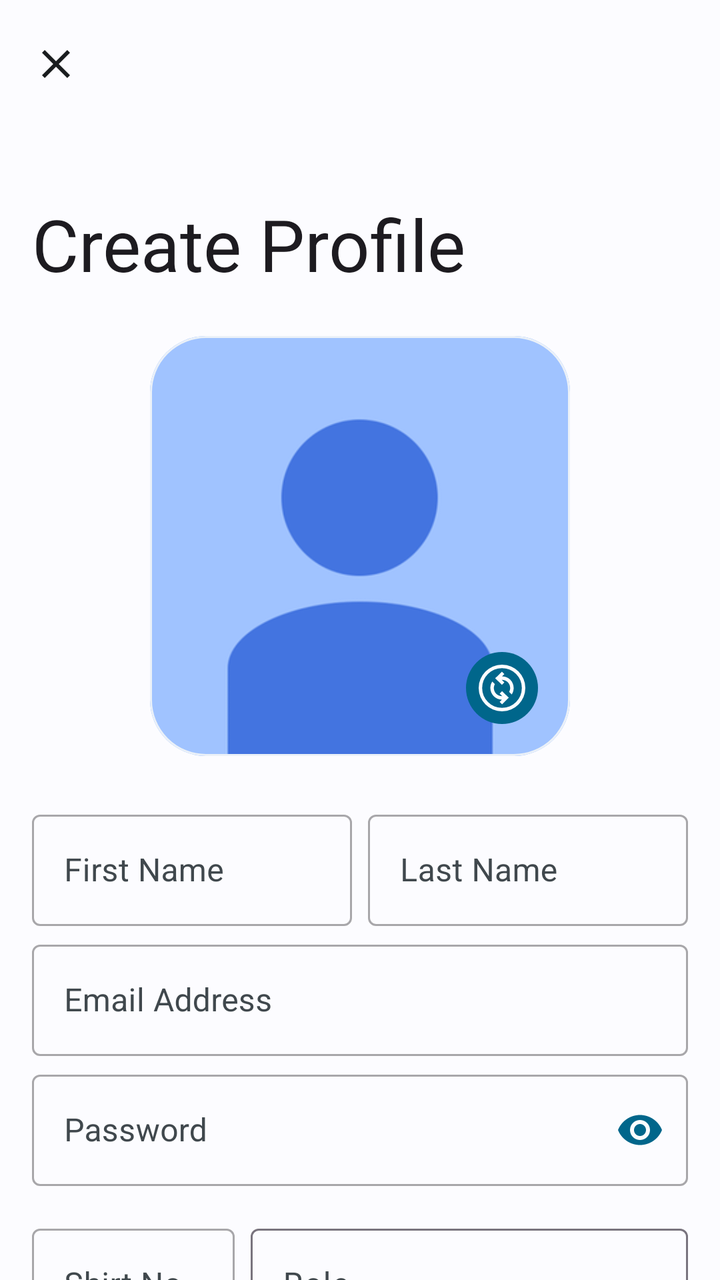
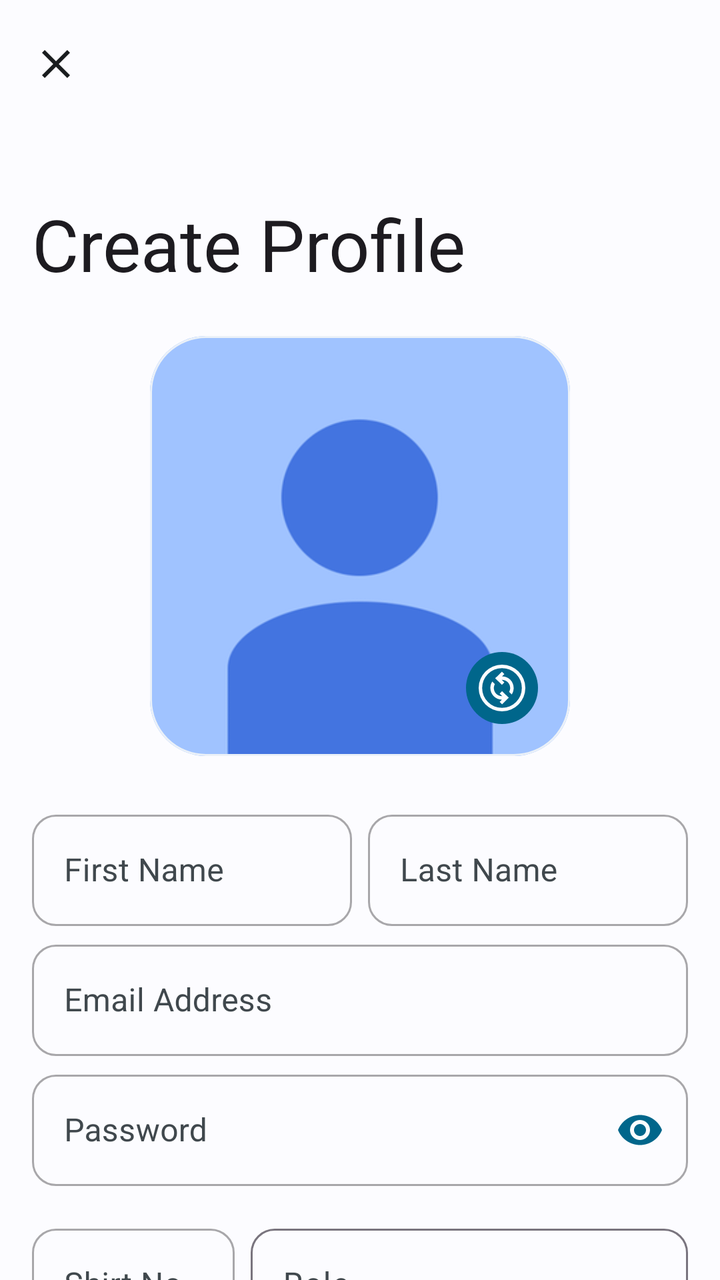

Before-and-after screenshots of an Android layout around one commit, followed by the original layout XML and the change that was made.
<!-- AndroidManifest.xml: application theme Theme.Main -->
<!-- res/layout/add_player_dialog.xml -->
<?xml version="1.0" encoding="utf-8"?>
<androidx.coordinatorlayout.widget.CoordinatorLayout xmlns:android="http://schemas.android.com/apk/res/android"
    xmlns:app="http://schemas.android.com/apk/res-auto"
    xmlns:tools="http://schemas.android.com/tools"
    android:layout_width="match_parent"
    android:fitsSystemWindows="true"
    android:layout_height="match_parent"
    android:background="?attr/screen_background"
    tools:context=".Dialog.AddPlayerDialog">

    <com.google.android.material.appbar.AppBarLayout
        android:id="@+id/appBarLayout"
        android:layout_width="match_parent"
        android:layout_height="wrap_content"
        android:layout_gravity="top"
        android:background="?attr/screen_background"
        android:hapticFeedbackEnabled="true">

        <com.google.android.material.appbar.CollapsingToolbarLayout
            android:id="@+id/ctl_home"
            style="?attr/collapsingToolbarLayoutLargeStyle"
            android:layout_width="match_parent"
            android:layout_height="?attr/collapsingToolbarLayoutLargeSize"
            android:fitsSystemWindows="true"
            app:contentScrim="?attr/bar_background"
            app:expandedTitleTextAppearance="@style/CollapsingToolbarStyle"
            app:layout_scrollFlags="scroll|exitUntilCollapsed|snap"
            app:statusBarScrim="?attr/bar_background"
            app:titleCollapseMode="fade">

            <com.google.android.material.appbar.MaterialToolbar
                android:id="@+id/toolbar_home"
                android:layout_width="match_parent"
                android:layout_height="?attr/actionBarSize"
                android:hapticFeedbackEnabled="true"
                app:layout_collapseMode="pin"
                app:title="Create Profile">

                <ImageView
                    android:id="@+id/add_player_back"
                    android:layout_width="24dp"
                    android:layout_height="match_parent"
                    android:layout_gravity="center_vertical"
                    android:layout_marginRight="12dp"
                    android:src="@drawable/baseline_close_24"
                    app:tint="?attr/main_text" />

            </com.google.android.material.appbar.MaterialToolbar>

        </com.google.android.material.appbar.CollapsingToolbarLayout>

    </com.google.android.material.appbar.AppBarLayout>

    <androidx.core.widget.NestedScrollView
        android:layout_width="match_parent"
        android:layout_height="match_parent"
        app:layout_behavior="@string/appbar_scrolling_view_behavior">

        <LinearLayout
            android:layout_width="match_parent"
            android:layout_height="wrap_content"
            android:overScrollMode="always"
            android:orientation="vertical">

            <androidx.constraintlayout.widget.ConstraintLayout
                android:layout_width="wrap_content"
                android:layout_height="wrap_content"
                android:layout_gravity="center_horizontal"
                android:layout_marginTop="16dp">

                <com.google.android.material.card.MaterialCardView
                    android:id="@+id/pic_change"
                    android:layout_width="210dp"
                    android:layout_height="210dp"
                    app:cardElevation="0dp"
                    app:cardCornerRadius="28dp"
                    app:strokeColor="?attr/ui_background"
                    app:cardBackgroundColor="?attr/ui_background"
                    app:layout_constraintEnd_toEndOf="parent"
                    app:layout_constraintStart_toStartOf="parent"
                    app:layout_constraintTop_toTopOf="parent">

                    <androidx.constraintlayout.widget.ConstraintLayout
                        android:layout_width="match_parent"
                        android:layout_height="match_parent"
                        >

                        <ImageView
                            android:id="@+id/player_profile"
                            android:layout_width="match_parent"
                            android:layout_height="match_parent"
                            android:src="@drawable/default_pic"
                            android:scaleType="centerCrop"
                            android:backgroundTint="?attr/ui_background"
                            android:background="@drawable/circle_bg"
                            app:layout_constraintEnd_toEndOf="parent"
                            app:layout_constraintStart_toStartOf="parent"
                            app:layout_constraintTop_toTopOf="parent" />

                        <ImageView
                            android:layout_width="36dp"
                            android:layout_height="36dp"
                            android:layout_gravity="center"
                            android:background="@drawable/circle_bg"
                            android:layout_margin="16dp"
                            android:backgroundTint="?attr/button_background"
                            android:padding="4dp"
                            android:src="@drawable/ic_baseline_change_24"
                            app:layout_constraintBottom_toBottomOf="parent"
                            app:layout_constraintEnd_toEndOf="parent"
                            app:tint="?attr/screen_background" />

                    </androidx.constraintlayout.widget.ConstraintLayout>

                </com.google.android.material.card.MaterialCardView>

            </androidx.constraintlayout.widget.ConstraintLayout>

            <LinearLayout
                android:layout_width="match_parent"
                android:layout_height="wrap_content"
                android:layout_marginTop="24dp"
                android:layout_marginHorizontal="16dp"
                android:orientation="horizontal">

                <com.google.android.material.textfield.TextInputLayout
                    style="@style/Widget.MaterialComponents.TextInputLayout.OutlinedBox"
                    android:layout_width="match_parent"
                    android:layout_height="wrap_content"
                    android:layout_weight="1"
                    android:layout_marginRight="4dp"
                    android:hint="First Name"
                    android:textColorHint="?attr/secondary_text"
                    app:hintTextColor="?attr/button_background"
                    app:layout_constraintEnd_toEndOf="parent"
                    app:layout_constraintStart_toStartOf="parent"
                    app:layout_constraintTop_toBottomOf="@+id/sign_text"
                    app:placeholderTextColor="?attr/button_background">

                    <com.google.android.material.textfield.TextInputEditText
                        android:id="@+id/first_name"
                        android:layout_width="match_parent"
                        android:layout_height="wrap_content"
                        android:inputType="textCapSentences"
                        android:textColor="?attr/main_text"
                        android:textColorHint="?attr/secondary_text" />

                </com.google.android.material.textfield.TextInputLayout>

                <com.google.android.material.textfield.TextInputLayout
                    style="@style/Widget.MaterialComponents.TextInputLayout.OutlinedBox"
                    android:layout_width="match_parent"
                    android:layout_height="wrap_content"
                    android:layout_marginLeft="4dp"
                    android:hint="Last Name"
                    android:layout_weight="1"
                    android:textColorHint="?attr/secondary_text"
                    app:hintTextColor="?attr/button_background"
                    app:layout_constraintEnd_toEndOf="parent"
                    app:layout_constraintStart_toStartOf="parent"
                    app:layout_constraintTop_toBottomOf="@+id/sign_text"
                    app:placeholderTextColor="?attr/button_background">

                    <com.google.android.material.textfield.TextInputEditText
                        android:id="@+id/last_name"
                        android:layout_width="match_parent"
                        android:layout_height="wrap_content"
                        android:inputType="textCapSentences"
                        android:textColor="?attr/main_text"
                        android:textColorHint="?attr/secondary_text" />

                </com.google.android.material.textfield.TextInputLayout>

            </LinearLayout>

            <com.google.android.material.textfield.TextInputLayout
                style="@style/Widget.MaterialComponents.TextInputLayout.OutlinedBox"
                android:layout_width="match_parent"
                android:layout_height="wrap_content"
                android:layout_marginHorizontal="16dp"
                android:hint="Email Address"
                android:layout_marginTop="4dp"
                android:textColorHint="?attr/secondary_text"
                app:hintTextColor="?attr/button_background"
                app:layout_constraintEnd_toEndOf="parent"
                app:layout_constraintStart_toStartOf="parent"
                app:layout_constraintTop_toBottomOf="@+id/sign_text"
                app:placeholderTextColor="?attr/button_background">

                <com.google.android.material.textfield.TextInputEditText
                    android:id="@+id/email"
                    android:layout_width="match_parent"
                    android:layout_height="wrap_content"
                    android:inputType="textEmailAddress"
                    android:textColor="?attr/main_text"
                    android:textColorHint="?attr/secondary_text" />

            </com.google.android.material.textfield.TextInputLayout>


            <com.google.android.material.textfield.TextInputLayout
                style="@style/Widget.MaterialComponents.TextInputLayout.OutlinedBox"
                android:layout_width="match_parent"
                android:layout_height="wrap_content"
                android:layout_marginHorizontal="16dp"
                android:hint="Password"
                android:layout_marginTop="4dp"
                android:textColorHint="?attr/secondary_text"
                app:hintTextColor="?attr/button_background"
                app:passwordToggleEnabled="true"
                app:passwordToggleTint="?attr/button_background"
                app:placeholderTextColor="?attr/button_background">

                <com.google.android.material.textfield.TextInputEditText
                    android:id="@+id/password"
                    android:layout_width="match_parent"
                    android:layout_height="wrap_content"
                    android:inputType="textPassword"
                    android:textColor="?attr/main_text"
                    android:textColorHint="?attr/secondary_text" />

            </com.google.android.material.textfield.TextInputLayout>

            <LinearLayout
                android:layout_width="match_parent"
                android:layout_height="wrap_content"
                android:layout_marginTop="16dp"
                android:layout_marginHorizontal="16dp"
                android:orientation="horizontal">

                <com.google.android.material.textfield.TextInputLayout
                    style="@style/Widget.MaterialComponents.TextInputLayout.OutlinedBox"
                    android:layout_width="match_parent"
                    android:layout_height="wrap_content"
                    android:layout_weight="2"
                    android:layout_marginRight="8dp"
                    android:hint="Shirt No."
                    android:textColorHint="?attr/secondary_text"
                    app:hintTextColor="?attr/button_background"
                    app:layout_constraintEnd_toEndOf="parent"
                    app:layout_constraintStart_toStartOf="parent"
                    app:layout_constraintTop_toBottomOf="@+id/sign_text"
                    app:placeholderTextColor="?attr/button_background">

                    <com.google.android.material.textfield.TextInputEditText
                        android:id="@+id/shirt_no"
                        android:layout_width="match_parent"
                        android:layout_height="wrap_content"
                        android:inputType="number"
                        android:textColor="?attr/main_text"
                        android:textColorHint="?attr/secondary_text" />

                </com.google.android.material.textfield.TextInputLayout>

                <com.google.android.material.textfield.TextInputLayout
                    style="@style/Widget.Material3.TextInputLayout.OutlinedBox.ExposedDropdownMenu"
                    android:layout_width="match_parent"
                    android:layout_height="wrap_content"
                    android:layout_weight="1"
                    android:hint="Role"
                    android:textColorHint="?attr/secondary_text"
                    app:hintTextColor="?attr/button_background"
                    app:placeholderTextColor="?attr/button_background"
                    app:layout_constraintHorizontal_bias="0"
                    app:layout_constraintBottom_toBottomOf="parent"
                    app:layout_constraintEnd_toStartOf="@+id/add_feed_upload"
                    app:layout_constraintStart_toStartOf="parent"
                    app:layout_constraintTop_toTopOf="parent" >

                    <com.google.android.material.textfield.MaterialAutoCompleteTextView
                        android:layout_width="match_parent"
                        android:layout_height="match_parent"
                        android:id="@+id/role"
                        android:inputType="none"
                        android:textColor="?attr/main_text"
                        android:textColorHint="?attr/secondary_text"/>

                </com.google.android.material.textfield.TextInputLayout>


            </LinearLayout>

            <com.google.android.material.textfield.TextInputLayout
                style="@style/Widget.MaterialComponents.TextInputLayout.OutlinedBox"
                android:layout_width="match_parent"
                android:layout_height="wrap_content"
                android:layout_marginHorizontal="16dp"
                android:hint="Nickname (Seperated by commas)"
                android:layout_marginTop="4dp"
                android:textColorHint="?attr/secondary_text"
                app:hintTextColor="?attr/button_background"
                app:layout_constraintEnd_toEndOf="parent"
                app:layout_constraintStart_toStartOf="parent"
                app:layout_constraintTop_toBottomOf="@+id/sign_text"
                app:placeholderTextColor="?attr/button_background">

                <com.google.android.material.textfield.TextInputEditText
                    android:id="@+id/nickname"
                    android:layout_width="match_parent"
                    android:layout_height="wrap_content"
                    android:inputType="textCapSentences"
                    android:textColor="?attr/main_text"
                    android:textColorHint="?attr/secondary_text" />

            </com.google.android.material.textfield.TextInputLayout>

            <com.google.android.material.textfield.TextInputLayout
                style="@style/Widget.MaterialComponents.TextInputLayout.OutlinedBox"
                android:layout_width="match_parent"
                android:layout_height="wrap_content"
                android:layout_marginHorizontal="16dp"
                android:hint="Birthplace (City, State)"
                android:layout_marginTop="4dp"
                android:textColorHint="?attr/secondary_text"
                app:hintTextColor="?attr/button_background"
                app:layout_constraintEnd_toEndOf="parent"
                app:layout_constraintStart_toStartOf="parent"
                app:layout_constraintTop_toBottomOf="@+id/sign_text"
                app:placeholderTextColor="?attr/button_background">

                <com.google.android.material.textfield.TextInputEditText
                    android:id="@+id/birthplace"
                    android:layout_width="match_parent"
                    android:layout_height="wrap_content"
                    android:inputType="textCapSentences"
                    android:textColor="?attr/main_text"
                    android:textColorHint="?attr/secondary_text" />

            </com.google.android.material.textfield.TextInputLayout>

            <com.google.android.material.textfield.TextInputLayout
                style="@style/Widget.MaterialComponents.TextInputLayout.OutlinedBox"
                android:layout_width="match_parent"
                android:layout_height="wrap_content"
                android:layout_marginHorizontal="16dp"
                android:hint="Birth Date"
                android:layout_marginTop="4dp"
                android:textColorHint="?attr/secondary_text"
                app:hintTextColor="?attr/button_background"
                app:layout_constraintEnd_toEndOf="parent"
                app:layout_constraintStart_toStartOf="parent"
                app:layout_constraintTop_toBottomOf="@+id/sign_text"
                app:placeholderTextColor="?attr/button_background">

                <com.google.android.material.textfield.TextInputEditText
                    android:id="@+id/birthday"
                    android:layout_width="match_parent"
                    android:layout_height="wrap_content"
                    android:focusable="false"
                    android:inputType="date"
                    android:textColor="?attr/main_text"
                    android:textColorHint="?attr/secondary_text" />

            </com.google.android.material.textfield.TextInputLayout>

            <com.google.android.material.textfield.TextInputLayout
                style="@style/Widget.Material3.TextInputLayout.OutlinedBox.ExposedDropdownMenu"
                android:layout_width="match_parent"
                android:layout_height="wrap_content"
                android:layout_marginHorizontal="16dp"
                android:layout_marginTop="16dp"
                android:hint="Batting Style"
                android:textColorHint="?attr/secondary_text"
                app:hintTextColor="?attr/button_background"
                app:placeholderTextColor="?attr/button_background" >

                <com.google.android.material.textfield.MaterialAutoCompleteTextView
                    android:layout_width="match_parent"
                    android:layout_height="match_parent"
                    android:id="@+id/batter"
                    android:inputType="none"
                    android:ellipsize="end"
                    android:textColor="?attr/main_text"
                    android:textColorHint="?attr/secondary_text"/>

            </com.google.android.material.textfield.TextInputLayout>

            <com.google.android.material.textfield.TextInputLayout
                style="@style/Widget.Material3.TextInputLayout.OutlinedBox.ExposedDropdownMenu"
                android:layout_width="match_parent"
                android:layout_height="wrap_content"
                android:layout_marginHorizontal="16dp"
                android:layout_marginTop="4dp"
                android:hint="Bowling Style"
                android:textColorHint="?attr/secondary_text"
                app:hintTextColor="?attr/button_background"
                app:placeholderTextColor="?attr/button_background">

                <com.google.android.material.textfield.MaterialAutoCompleteTextView
                    android:layout_width="match_parent"
                    android:layout_height="match_parent"
                    android:id="@+id/bowling"
                    android:ellipsize="end"
                    android:inputType="none"
                    android:textColor="?attr/main_text"
                    android:textColorHint="?attr/secondary_text"/>

            </com.google.android.material.textfield.TextInputLayout>

            <androidx.constraintlayout.widget.ConstraintLayout
                android:layout_width="match_parent"
                android:layout_marginTop="24dp"
                android:layout_marginBottom="16dp"
                android:layout_height="wrap_content"
                android:layout_gravity="bottom">

                <com.google.android.material.textfield.TextInputLayout
                    style="@style/Widget.Material3.TextInputLayout.OutlinedBox.ExposedDropdownMenu"
                    android:layout_width="wrap_content"
                    android:layout_height="wrap_content"
                    android:layout_marginHorizontal="16dp"
                    android:hint="Team"
                    android:textColorHint="?attr/secondary_text"
                    app:hintTextColor="?attr/button_background"
                    app:placeholderTextColor="?attr/button_background"
                    app:layout_constraintHorizontal_bias="0"
                    app:layout_constraintBottom_toBottomOf="parent"
                    app:layout_constraintEnd_toStartOf="@+id/add_player_upload"
                    app:layout_constraintStart_toStartOf="parent"
                    app:layout_constraintTop_toTopOf="parent" >

                    <com.google.android.material.textfield.MaterialAutoCompleteTextView
                        android:layout_width="match_parent"
                        android:layout_height="match_parent"
                        android:id="@+id/team_choose"
                        android:inputType="none"
                        android:ellipsize="end"
                        android:text="Superchargers"
                        android:textColor="?attr/main_text"
                        android:textColorHint="?attr/secondary_text"/>

                </com.google.android.material.textfield.TextInputLayout>

                <Button
                    android:id="@+id/add_player_upload"
                    android:layout_width="wrap_content"
                    android:layout_height="wrap_content"
                    android:text="Create"
                    android:layout_marginEnd="16dp"
                    android:backgroundTint="?attr/button_background"
                    app:rippleColor="?attr/bar_ui"
                    android:textColor="?attr/ui_background"
                    app:layout_constraintEnd_toEndOf="parent"
                    app:layout_constraintBottom_toBottomOf="parent"
                    app:layout_constraintTop_toTopOf="parent" />

            </androidx.constraintlayout.widget.ConstraintLayout>

        </LinearLayout>
    </androidx.core.widget.NestedScrollView>

</androidx.coordinatorlayout.widget.CoordinatorLayout>
<!-- resources referenced by this layout -->
<resources>
  <!-- drawable baseline_close_24 (drawable) -->
  <vector android:height="24dp" android:tint="#000000"
      android:viewportHeight="24" android:viewportWidth="24"
      android:width="24dp" xmlns:android="http://schemas.android.com/apk/res/android">
      <path android:fillColor="@android:color/white" android:pathData="M19,6.41L17.59,5 12,10.59 6.41,5 5,6.41 10.59,12 5,17.59 6.41,19 12,13.41 17.59,19 19,17.59 13.41,12z"/>
  </vector>
  <!-- drawable circle_bg (drawable) -->
  <?xml version="1.0" encoding="utf-8"?>
  <shape android:shape="oval" xmlns:android="http://schemas.android.com/apk/res/android">
      <solid android:color="?attr/button_background"/>
      <corners android:radius="360dp"/>
  </shape>
  <!-- drawable default_pic: png bitmap (drawable-v24, 8466 bytes) -->
  <!-- drawable ic_baseline_change_24 (drawable) -->
  <vector xmlns:android="http://schemas.android.com/apk/res/android"
      android:width="48dp"
      android:height="48dp"
      android:viewportWidth="960"
      android:viewportHeight="960"
      android:tint="?attr/colorControlNormal">
    <path
        android:fillColor="@android:color/white"
        android:pathData="M482,760L596,647L482,534L440,576L483,619Q455,620 428.5,610Q402,600 381,579Q361,559 350.5,533Q340,507 340,481Q340,464 344.5,447Q349,430 357,414L313,370Q296,395 288,423Q280,451 280,480Q280,518 295,555Q310,592 339,621Q368,650 404,664.5Q440,679 478,680L440,718L482,760ZM647,590Q664,565 672,537Q680,509 680,480Q680,442 665.5,404.5Q651,367 622,338Q593,309 556.5,295Q520,281 482,281L520,242L478,200L364,313L478,426L520,384L476,340Q503,340 531,350.5Q559,361 579,381Q599,401 609.5,427Q620,453 620,479Q620,496 615.5,513Q611,530 603,546L647,590ZM480,880Q398,880 325,848.5Q252,817 197.5,762.5Q143,708 111.5,635Q80,562 80,480Q80,397 111.5,324Q143,251 197.5,197Q252,143 325,111.5Q398,80 480,80Q563,80 636,111.5Q709,143 763,197Q817,251 848.5,324Q880,397 880,480Q880,562 848.5,635Q817,708 763,762.5Q709,817 636,848.5Q563,880 480,880ZM480,820Q622,820 721,720.5Q820,621 820,480Q820,338 721,239Q622,140 480,140Q339,140 239.5,239Q140,338 140,480Q140,621 239.5,720.5Q339,820 480,820ZM480,480Q480,480 480,480Q480,480 480,480Q480,480 480,480Q480,480 480,480Q480,480 480,480Q480,480 480,480Q480,480 480,480Q480,480 480,480Z"/>
  </vector>
  <style name="CollapsingToolbarStyle">
          <item name="fontFamily">@font/shirt_no_font</item>
          <item name="android:textSize">36sp</item>
      </style>
  <style name="Theme.Main" parent="Theme.Material3.DayNight.NoActionBar">
          <item name="colorPrimary">#8F4A51</item>
          <item name="colorAccent">#8F4A51</item>
          <item name="android:windowContentTransitions">true</item>
          <item name="android:statusBarColor">@android:color/transparent</item>
          <item name="android:navigationBarColor">#FFFBFF</item>
          <item name="screen_background">#FFFBFF</item>
          <item name="ui_background">#FFECED</item>
          <item name="bar_background">#F4DDDE</item>
          <item name="bar_ui">#765658</item>
          <item name="navigation">#Ead0d1</item>
          <item name="button_background">#8F4A51</item>
          <item name="main_text">#201A1A</item>
          <item name="secondary_text">#524344</item>
          <item name="outline">#998E8E</item>
      </style>
</resources>

<!-- the commit's change to res/layout/add_player_dialog.xml (unified diff, before → after) -->
@@ -128,6 +128,10 @@
                     android:layout_width="match_parent"
                     android:layout_height="wrap_content"
                     android:layout_weight="1"
+                    app:boxCornerRadiusBottomEnd="12.dp"
+                    app:boxCornerRadiusBottomStart="12.dp"
+                    app:boxCornerRadiusTopEnd="12.dp"
+                    app:boxCornerRadiusTopStart="12.dp"
                     android:layout_marginRight="4dp"
                     android:hint="First Name"
                     android:textColorHint="?attr/secondary_text"
@@ -153,6 +157,10 @@
                     android:layout_height="wrap_content"
                     android:layout_marginLeft="4dp"
                     android:hint="Last Name"
+                    app:boxCornerRadiusBottomEnd="12.dp"
+                    app:boxCornerRadiusBottomStart="12.dp"
+                    app:boxCornerRadiusTopEnd="12.dp"
+                    app:boxCornerRadiusTopStart="12.dp"
                     android:layout_weight="1"
                     android:textColorHint="?attr/secondary_text"
                     app:hintTextColor="?attr/button_background"
@@ -177,6 +185,10 @@
                 style="@style/Widget.MaterialComponents.TextInputLayout.OutlinedBox"
                 android:layout_width="match_parent"
                 android:layout_height="wrap_content"
+                app:boxCornerRadiusBottomEnd="12.dp"
+                app:boxCornerRadiusBottomStart="12.dp"
+                app:boxCornerRadiusTopEnd="12.dp"
+                app:boxCornerRadiusTopStart="12.dp"
                 android:layout_marginHorizontal="16dp"
                 android:hint="Email Address"
                 android:layout_marginTop="4dp"
@@ -203,6 +215,10 @@
                 android:layout_width="match_parent"
                 android:layout_height="wrap_content"
                 android:layout_marginHorizontal="16dp"
+                app:boxCornerRadiusBottomEnd="12.dp"
+                app:boxCornerRadiusBottomStart="12.dp"
+                app:boxCornerRadiusTopEnd="12.dp"
+                app:boxCornerRadiusTopStart="12.dp"
                 android:hint="Password"
                 android:layout_marginTop="4dp"
                 android:textColorHint="?attr/secondary_text"
@@ -232,6 +248,10 @@
                     style="@style/Widget.MaterialComponents.TextInputLayout.OutlinedBox"
                     android:layout_width="match_parent"
                     android:layout_height="wrap_content"
+                    app:boxCornerRadiusBottomEnd="12.dp"
+                    app:boxCornerRadiusBottomStart="12.dp"
+                    app:boxCornerRadiusTopEnd="12.dp"
+                    app:boxCornerRadiusTopStart="12.dp"
                     android:layout_weight="2"
                     android:layout_marginRight="8dp"
                     android:hint="Shirt No."
@@ -257,6 +277,10 @@
                     android:layout_width="match_parent"
                     android:layout_height="wrap_content"
                     android:layout_weight="1"
+                    app:boxCornerRadiusBottomEnd="12.dp"
+                    app:boxCornerRadiusBottomStart="12.dp"
+                    app:boxCornerRadiusTopEnd="12.dp"
+                    app:boxCornerRadiusTopStart="12.dp"
                     android:hint="Role"
                     android:textColorHint="?attr/secondary_text"
                     app:hintTextColor="?attr/button_background"
@@ -284,6 +308,10 @@
                 style="@style/Widget.MaterialComponents.TextInputLayout.OutlinedBox"
                 android:layout_width="match_parent"
                 android:layout_height="wrap_content"
+                app:boxCornerRadiusBottomEnd="12.dp"
+                app:boxCornerRadiusBottomStart="12.dp"
+                app:boxCornerRadiusTopEnd="12.dp"
+                app:boxCornerRadiusTopStart="12.dp"
                 android:layout_marginHorizontal="16dp"
                 android:hint="Nickname (Seperated by commas)"
                 android:layout_marginTop="4dp"
@@ -308,6 +336,10 @@
                 style="@style/Widget.MaterialComponents.TextInputLayout.OutlinedBox"
                 android:layout_width="match_parent"
                 android:layout_height="wrap_content"
+                app:boxCornerRadiusBottomEnd="12.dp"
+                app:boxCornerRadiusBottomStart="12.dp"
+                app:boxCornerRadiusTopEnd="12.dp"
+                app:boxCornerRadiusTopStart="12.dp"
                 android:layout_marginHorizontal="16dp"
                 android:hint="Birthplace (City, State)"
                 android:layout_marginTop="4dp"
@@ -334,6 +366,10 @@
                 android:layout_height="wrap_content"
                 android:layout_marginHorizontal="16dp"
                 android:hint="Birth Date"
+                app:boxCornerRadiusBottomEnd="12.dp"
+                app:boxCornerRadiusBottomStart="12.dp"
+                app:boxCornerRadiusTopEnd="12.dp"
+                app:boxCornerRadiusTopStart="12.dp"
                 android:layout_marginTop="4dp"
                 android:textColorHint="?attr/secondary_text"
                 app:hintTextColor="?attr/button_background"
@@ -358,6 +394,10 @@
                 android:layout_width="match_parent"
                 android:layout_height="wrap_content"
                 android:layout_marginHorizontal="16dp"
+                app:boxCornerRadiusBottomEnd="12.dp"
+                app:boxCornerRadiusBottomStart="12.dp"
+                app:boxCornerRadiusTopEnd="12.dp"
+                app:boxCornerRadiusTopStart="12.dp"
                 android:layout_marginTop="16dp"
                 android:hint="Batting Style"
                 android:textColorHint="?attr/secondary_text"
@@ -381,6 +421,10 @@
                 android:layout_height="wrap_content"
                 android:layout_marginHorizontal="16dp"
                 android:layout_marginTop="4dp"
+                app:boxCornerRadiusBottomEnd="12.dp"
+                app:boxCornerRadiusBottomStart="12.dp"
+                app:boxCornerRadiusTopEnd="12.dp"
+                app:boxCornerRadiusTopStart="12.dp"
                 android:hint="Bowling Style"
                 android:textColorHint="?attr/secondary_text"
                 app:hintTextColor="?attr/button_background"
@@ -409,6 +453,10 @@
                     android:layout_width="wrap_content"
                     android:layout_height="wrap_content"
                     android:layout_marginHorizontal="16dp"
+                    app:boxCornerRadiusBottomEnd="12.dp"
+                    app:boxCornerRadiusBottomStart="12.dp"
+                    app:boxCornerRadiusTopEnd="12.dp"
+                    app:boxCornerRadiusTopStart="12.dp"
                     android:hint="Team"
                     android:textColorHint="?attr/secondary_text"
                     app:hintTextColor="?attr/button_background"
